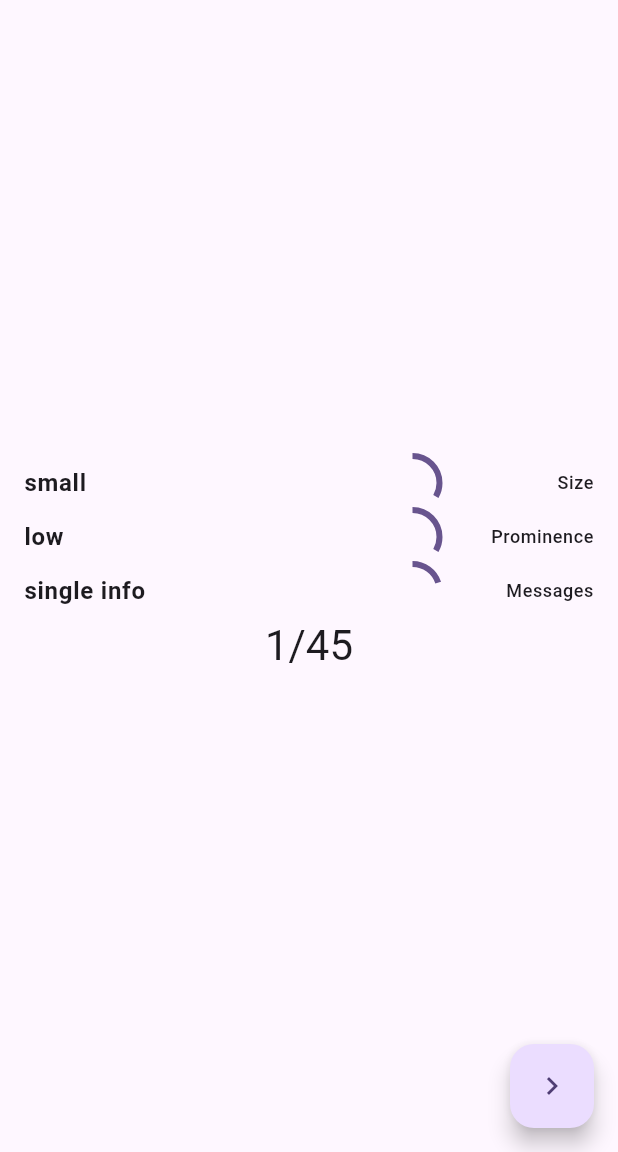
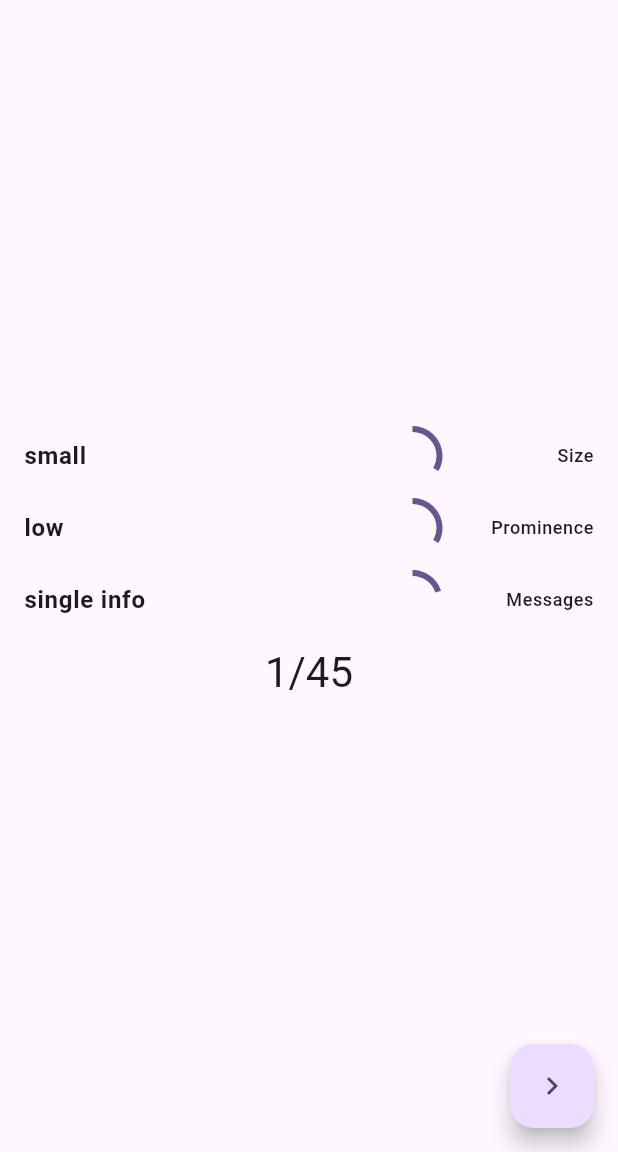
Before and after one commit to flarebyte/message_slot_bubblegum, a Flutter app: the screen it shows after launch, on a phone screen of 412 x 824 dp, the part 84-1236 px from its top. Run offline on Flutter 3.47's test engine with Material 3 defaults, Android fonts, the phone set to English and light mode, and no system bars; missing offline and left inert: grand_copperframe, slotboard_copperframe.

Commit message:
tweaks margin for circular widget

```diff
--- a/example/lib/circular_parameter_widget.dart
+++ b/example/lib/circular_parameter_widget.dart
@@ -13,7 +13,7 @@ class CircularParameterWidget<T> extends StatelessWidget {
   @override
   Widget build(BuildContext context) {
     return Container(
-      margin: const EdgeInsets.symmetric(horizontal: 16.0),
+      margin: const EdgeInsets.fromLTRB(16.0, 0.0, 16.0, 12.0),
       child: Row(
         mainAxisAlignment: MainAxisAlignment.spaceBetween,
         crossAxisAlignment: CrossAxisAlignment.center,
```
